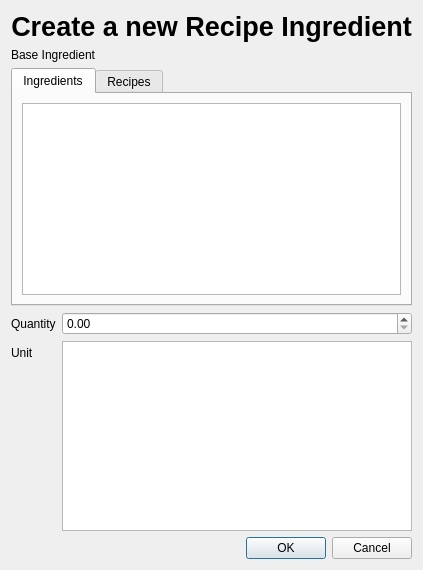
The window that recipe-book/ui/recipeingredientform.ui (xavier-berthiaume/Recipe-Book) describes before a commit, drawn with Qt 5.
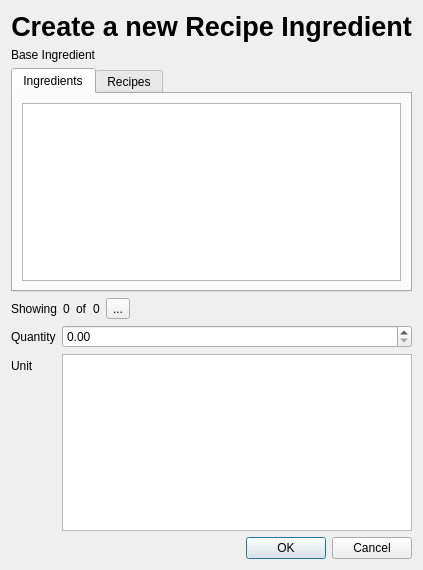
The same window after the commit. Icons and pictures are not drawn.

Patch:
```diff
--- a/recipe-book/ui/recipeingredientform.ui
+++ b/recipe-book/ui/recipeingredientform.ui
@@ -6,7 +6,7 @@
    <rect>
     <x>0</x>
     <y>0</y>
-    <width>400</width>
+    <width>401</width>
     <height>570</height>
    </rect>
   </property>
@@ -72,6 +72,61 @@
        </widget>
       </widget>
      </item>
+     <item>
+      <layout class="QHBoxLayout" name="horizontalLayout">
+       <item>
+        <widget class="QLabel" name="countLabel">
+         <property name="text">
+          <string>Showing</string>
+         </property>
+        </widget>
+       </item>
+       <item>
+        <widget class="QLabel" name="loadedCountIndicator">
+         <property name="text">
+          <string notr="true">0</string>
+         </property>
+        </widget>
+       </item>
+       <item>
+        <widget class="QLabel" name="countLabel_2">
+         <property name="text">
+          <string>of</string>
+         </property>
+        </widget>
+       </item>
+       <item>
+        <widget class="QLabel" name="totalCountIndicator">
+         <property name="text">
+          <string notr="true">0</string>
+         </property>
+        </widget>
+       </item>
+       <item>
+        <widget class="QToolButton" name="loadMoreButton">
+         <property name="text">
+          <string>...</string>
+         </property>
+         <property name="icon">
+          <iconset theme="QIcon::ThemeIcon::ObjectRotateRight"/>
+         </property>
+        </widget>
+       </item>
+       <item>
+        <spacer name="horizontalSpacer">
+         <property name="orientation">
+          <enum>Qt::Orientation::Horizontal</enum>
+         </property>
+         <property name="sizeHint" stdset="0">
+          <size>
+           <width>40</width>
+           <height>20</height>
+          </size>
+         </property>
+        </spacer>
+       </item>
+      </layout>
+     </item>
     </layout>
    </item>
    <item>
```
